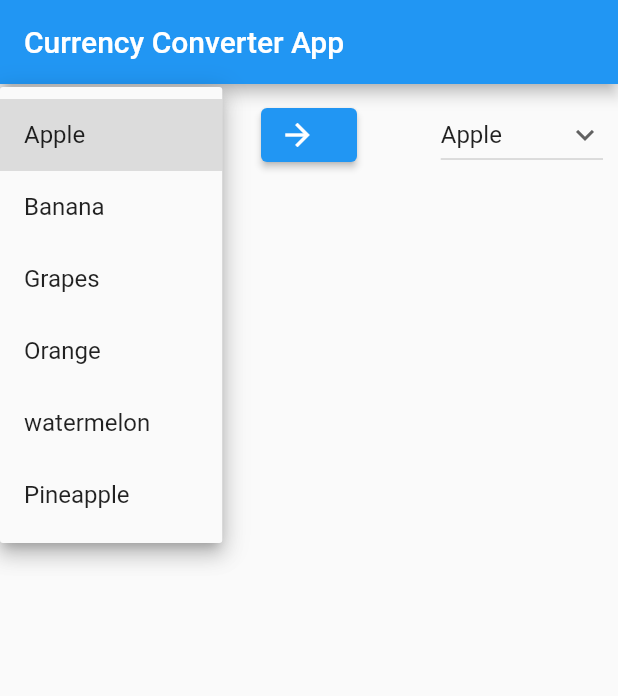
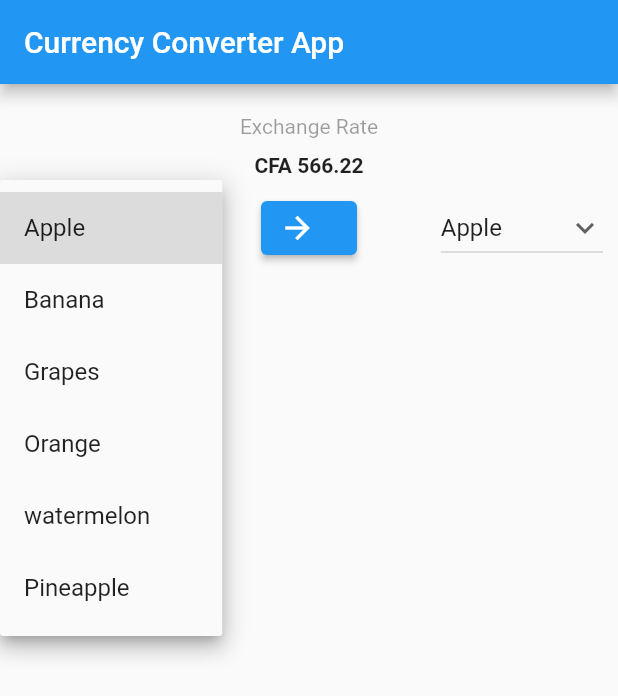
Before and after one commit to wtm-buea/Currency-converter-App, a Flutter app: the screen it shows after launch, after a tap on "Apple", on a phone screen of 412 x 824 dp. Shown: the top 696 px of the screen. Run offline on Flutter 3.47's test engine with Material 2 defaults, Android fonts, the phone set to English and light mode, and no system bars; network calls fail.

Commit message:
Updated files

```diff
--- a/lib/main.dart
+++ b/lib/main.dart
@@ -1,5 +1,5 @@
 import 'package:flutter/material.dart';
-import 'dropdown.dart';
+import 'getData.dart';
 
 void main() {
   runApp(MyApp());
@@ -49,17 +49,38 @@
               }
             );
 }
+ void getData() async{
+   var tmp = await CurrencyList().getData();
 
+ }
 
   @override
   Widget build(BuildContext context) {
+    getData();
    return Scaffold(
       appBar: AppBar(
          title: Text("Currency Converter App"),
       ),
       body: ListView(
-        children: [
-
+          children: [
+             // adding the texts for issue #3
+             Center(
+               child: Column(
+                  children: [
+                    SizedBox(
+                      height: 20,
+                    ),
+                    Text('Exchange Rate', style: TextStyle(
+                      color: Colors.black38 ),),
+                    SizedBox(
+                      height: 10,
+                    ),
+                    Text('CFA 566.22', style: TextStyle(
+                      color: Colors.black87, fontWeight: FontWeight.bold,
+                    ),),
+                  ],
+               ),
+             ),
           Padding(
             padding: const EdgeInsets.all(10.0),
             child: Row(
@@ -77,8 +98,6 @@
               ]
             ),
           )
-        ],
-      ),
-   );
+     ] ));
   }
 }
```
